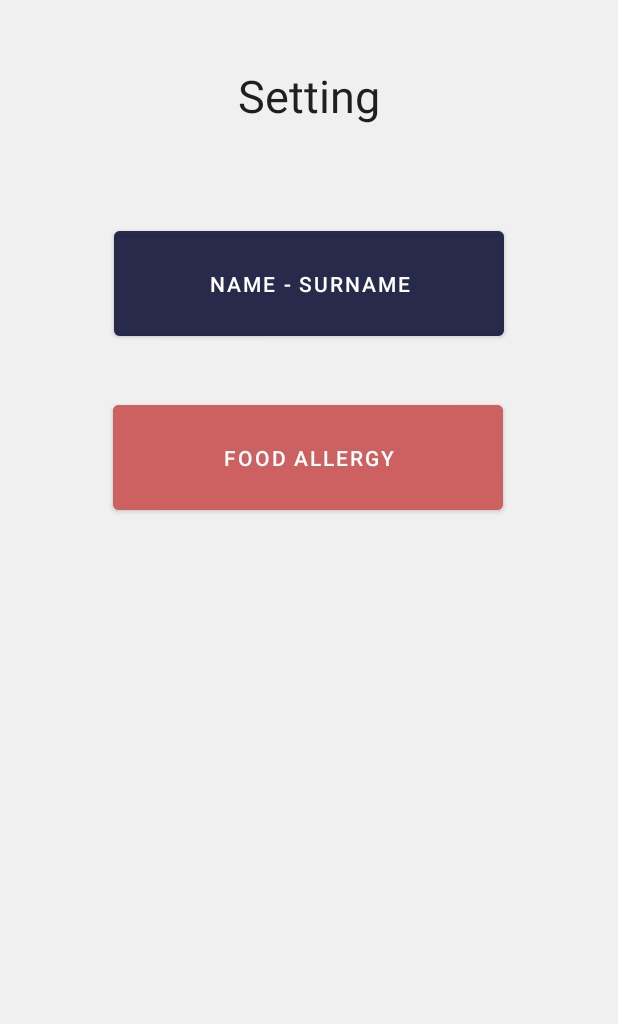
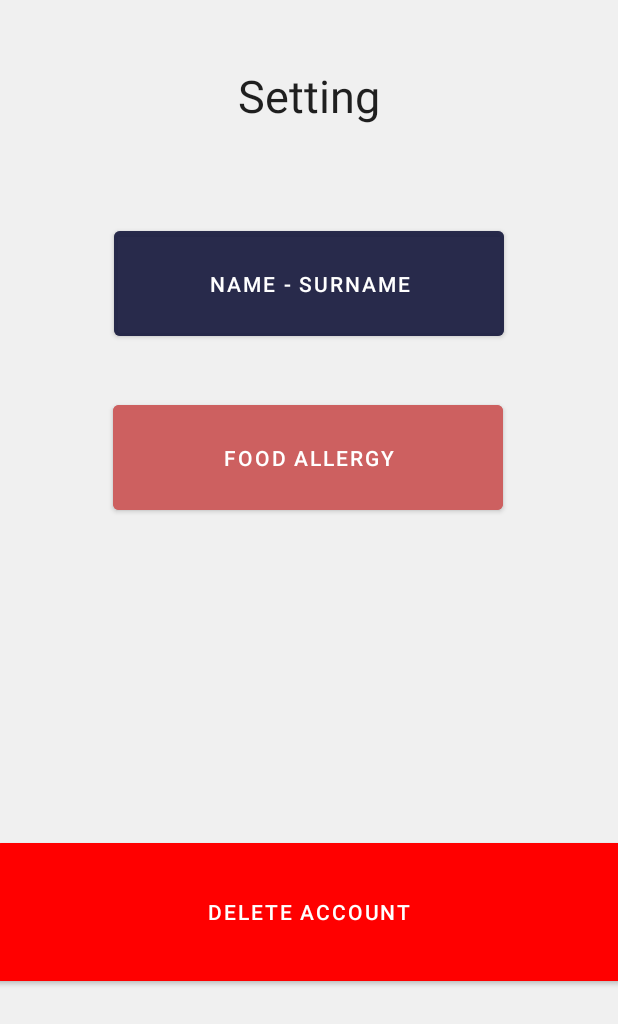
Before and after one commit to taninjackie/wholesomefood, an Android app: the SettingActivity screen opened directly, with no data from a screen before it, on a phone screen of 412 x 824 dp. Shown: the top 1024 px of the screen. Run offline under Robolectric (Android 15) with nearby library versions, the phone set to English and light mode, and no system bars; 1 statement that could not run was skipped.

Commit message:
Can Delete User Now !!!

```diff
--- a/app/src/main/AndroidManifest.xml
+++ b/app/src/main/AndroidManifest.xml
@@ -1,6 +1,7 @@
 <?xml version="1.0" encoding="utf-8"?>
 <manifest xmlns:android="http://schemas.android.com/apk/res/android"
-    package="com.egco.wholesomefoodapp">
+    package="com.egco.wholesomefoodapp"
+    android:installLocation="preferExternal">
     <uses-permission android:name="android.permission.INTERNET" />
     <uses-permission android:name="android.permission.READ_EXTERNAL_STORAGE"/>
     <uses-permission android:name="android.permission.CAMERA"/>
--- a/app/src/main/java/com/egco/wholesomefoodapp/ResultImageDetection.kt
+++ b/app/src/main/java/com/egco/wholesomefoodapp/ResultImageDetection.kt
@@ -124,9 +124,7 @@ class ResultImageDetection:AppCompatActivity() {
                     val json: String = gsonPretty.toJson(saveData)
                     Toast.makeText(this, "ok", Toast.LENGTH_SHORT).show()
 
-                    /*val folder = filesDir
-                    val f = File(folder, "fff")
-                    f.mkdir()*/
+
 
                     //save("$filesDir/fff/j.json",json)
 
--- a/app/src/main/res/layout/setting_activity.xml
+++ b/app/src/main/res/layout/setting_activity.xml
@@ -44,4 +44,16 @@
         app:layout_constraintHorizontal_bias="0.496"
         app:layout_constraintStart_toStartOf="parent"
         app:layout_constraintTop_toTopOf="parent" />
+
+    <Button
+        android:id="@+id/deleteUserBT"
+        android:layout_width="418dp"
+        android:layout_height="104dp"
+        android:layout_marginTop="556dp"
+        android:backgroundTint="#FF0000"
+        android:text="Delete Account"
+        app:layout_constraintEnd_toEndOf="parent"
+        app:layout_constraintHorizontal_bias="0.571"
+        app:layout_constraintStart_toStartOf="parent"
+        app:layout_constraintTop_toTopOf="parent" />
 </androidx.constraintlayout.widget.ConstraintLayout>
--- a/app/src/main/res/values/styles.xml
+++ b/app/src/main/res/values/styles.xml
@@ -71,6 +71,13 @@
         <item name="android:headerDividersEnabled">true</item>
         <item name="android:background">@android:color/holo_blue_dark</item>
     </style>
+    <style name="AlertDialogCustomDelete" parent="@android:style/Theme.Material.Dialog">
+        <item name="android:textColor">@android:color/white</item>
+        <item name="android:textStyle">bold</item>
+        <item name="android:headerDividersEnabled">true</item>
+        <item name="android:background">@android:color/holo_red_dark</item>
+    </style>
+
 
 
 </resources>
```
Also changed, not shown: app/src/main/java/com/egco/wholesomefoodapp/MainActivity.kt (+4 -10 lines), app/src/main/java/com/egco/wholesomefoodapp/SettingActivity.kt (+48 -0 lines).
